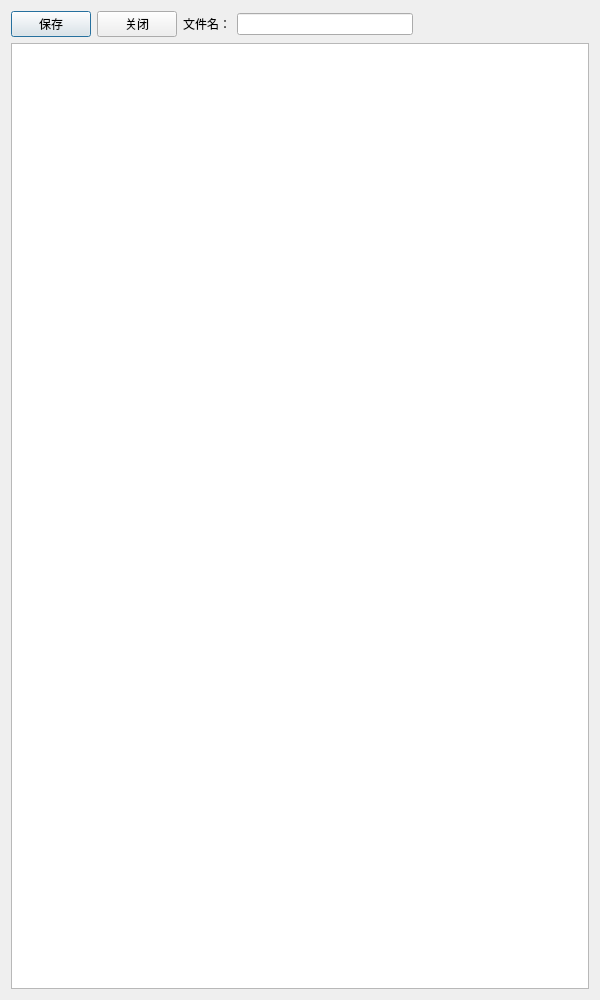
This is GUI/editor.ui in ZxxWs/RoboCode as Qt 5 draws it before an edit. The edited form follows.
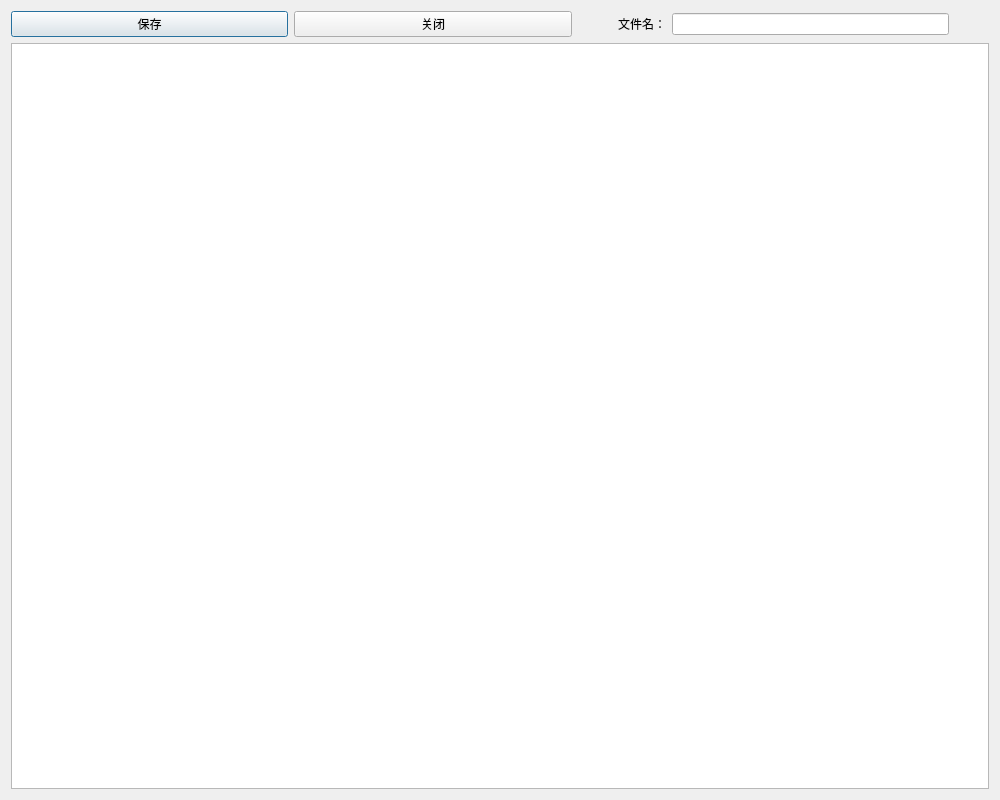
This is the edited form.

Patch:
```diff
--- a/GUI/editor.ui
+++ b/GUI/editor.ui
@@ -6,8 +6,8 @@
    <rect>
     <x>0</x>
     <y>0</y>
-    <width>600</width>
-    <height>1000</height>
+    <width>1000</width>
+    <height>800</height>
    </rect>
   </property>
   <property name="windowTitle">
@@ -17,7 +17,7 @@
    <item>
     <layout class="QVBoxLayout" name="verticalLayout">
      <item>
-      <layout class="QHBoxLayout" name="horizontalLayout">
+      <layout class="QHBoxLayout" name="horizontalLayout" stretch="1,1,0,1,1,0">
        <item>
         <widget class="QPushButton" name="pushButtonSave">
          <property name="text">
@@ -32,8 +32,27 @@
          </property>
         </widget>
        </item>
+       <item>
+        <spacer name="horizontalSpacer_2">
+         <property name="orientation">
+          <enum>Qt::Horizontal</enum>
+         </property>
+         <property name="sizeHint" stdset="0">
+          <size>
+           <width>40</width>
+           <height>20</height>
+          </size>
+         </property>
+        </spacer>
+       </item>
        <item>
         <widget class="QLabel" name="label">
+         <property name="sizePolicy">
+          <sizepolicy hsizetype="Fixed" vsizetype="Preferred">
+           <horstretch>0</horstretch>
+           <verstretch>0</verstretch>
+          </sizepolicy>
+         </property>
          <property name="text">
           <string>文件名：</string>
          </property>
```
Left out of the diff: 2 changed lines with no effect on the pictures.
